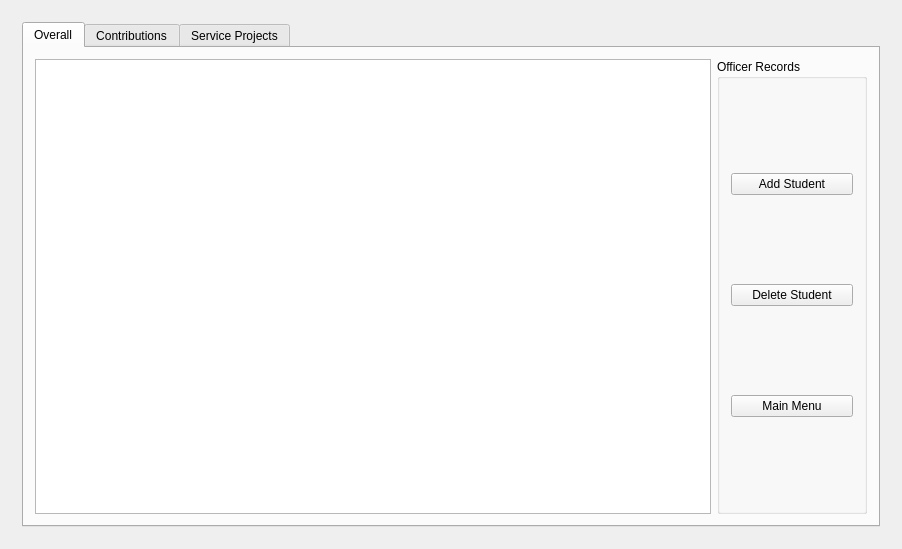
Qt form NHS_BullDog_Log/mainwidget.ui (shanetorres/NHS-BullDogLog) before a commit.
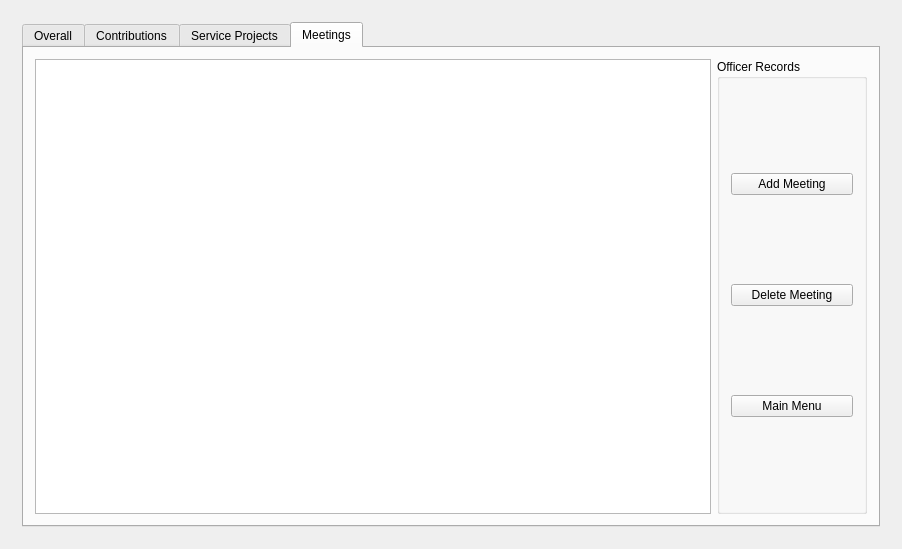
The same form after that commit. The open tabs and pages were chosen to show the change.

Commit message: Added meetings tab

Diff of the .ui file:
```diff
--- a/NHS_BullDog_Log/mainwidget.ui
+++ b/NHS_BullDog_Log/mainwidget.ui
@@ -65,6 +65,18 @@
       <layout class="QGridLayout" name="gridLayout_2">
        <item row="0" column="0">
         <widget class="QTabWidget" name="tabWidget">
+         <property name="minimumSize">
+          <size>
+           <width>100</width>
+           <height>0</height>
+          </size>
+         </property>
+         <property name="tabPosition">
+          <enum>QTabWidget::North</enum>
+         </property>
+         <property name="tabShape">
+          <enum>QTabWidget::Rounded</enum>
+         </property>
          <property name="currentIndex">
           <number>2</number>
          </property>
@@ -194,6 +206,52 @@
            </item>
           </layout>
          </widget>
+         <widget class="QWidget" name="meetings_tab">
+          <attribute name="title">
+           <string>Meetings</string>
+          </attribute>
+          <layout class="QGridLayout" name="gridLayout_6">
+           <item row="0" column="0">
+            <widget class="QTableView" name="meetingsTableView"/>
+           </item>
+           <item row="0" column="1">
+            <widget class="QGroupBox" name="meetingsGroupBox">
+             <property name="minimumSize">
+              <size>
+               <width>150</width>
+               <height>0</height>
+              </size>
+             </property>
+             <property name="title">
+              <string>Officer Records</string>
+             </property>
+             <layout class="QVBoxLayout" name="verticalLayout_6">
+              <item>
+               <widget class="QPushButton" name="addMeetingButton">
+                <property name="text">
+                 <string>Add Meeting</string>
+                </property>
+               </widget>
+              </item>
+              <item>
+               <widget class="QPushButton" name="deleteMeetingButton">
+                <property name="text">
+                 <string>Delete Meeting</string>
+                </property>
+               </widget>
+              </item>
+              <item>
+               <widget class="QPushButton" name="meetingMenuButton">
+                <property name="text">
+                 <string>Main Menu</string>
+                </property>
+               </widget>
+              </item>
+             </layout>
+            </widget>
+           </item>
+          </layout>
+         </widget>
         </widget>
        </item>
       </layout>
```
Left out of the diff: 14 changed lines with no effect on the pictures. The commit also changes 11 other files.
